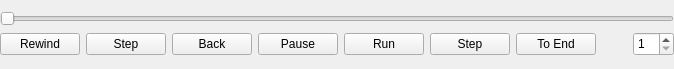
xmarduel/pycut, file gcodesimulator_python/simcontrols.ui: the form before one commit.
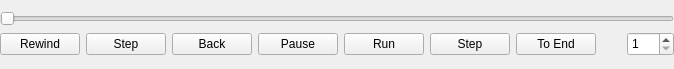
The form after the commit. Icons and pictures are not drawn.

Patch:
```diff
--- a/gcodesimulator_python/simcontrols.ui
+++ b/gcodesimulator_python/simcontrols.ui
@@ -156,6 +156,9 @@
        <property name="minimum">
         <number>1</number>
        </property>
+       <property name="maximum">
+        <number>999</number>
+       </property>
       </widget>
      </item>
     </layout>
```
